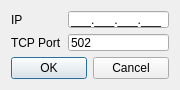
First picture: the form in ui/settingsmodbustcp.ui, repository KunYi/pymodslave, before the edit.
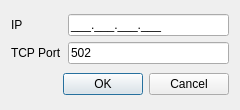
Second picture: the form after the edit. Icons and pictures are not drawn.

Patch:
```diff
--- a/ui/settingsmodbustcp.ui
+++ b/ui/settingsmodbustcp.ui
@@ -6,20 +6,20 @@
    <rect>
     <x>0</x>
     <y>0</y>
-    <width>180</width>
-    <height>90</height>
+    <width>240</width>
+    <height>110</height>
    </rect>
   </property>
   <property name="minimumSize">
    <size>
-    <width>180</width>
-    <height>90</height>
+    <width>240</width>
+    <height>110</height>
    </size>
   </property>
   <property name="maximumSize">
    <size>
-    <width>180</width>
-    <height>90</height>
+    <width>240</width>
+    <height>160</height>
    </size>
   </property>
   <property name="windowTitle">
```
Left out of the diff: 2 changed lines with no effect on the pictures.
